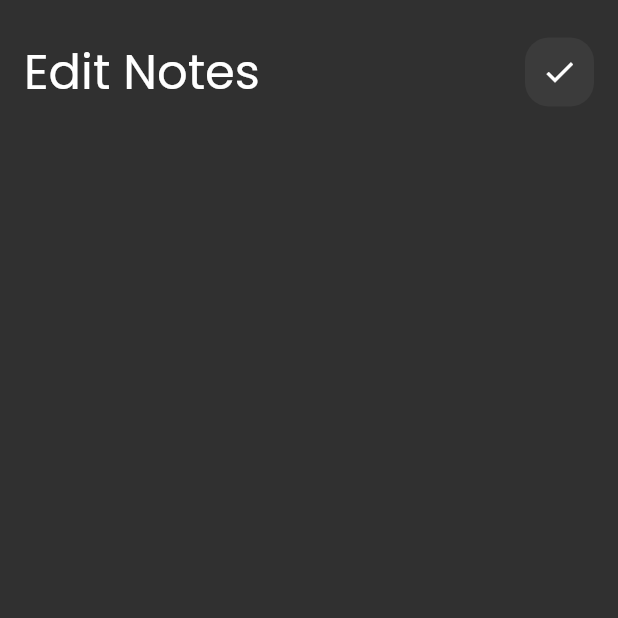
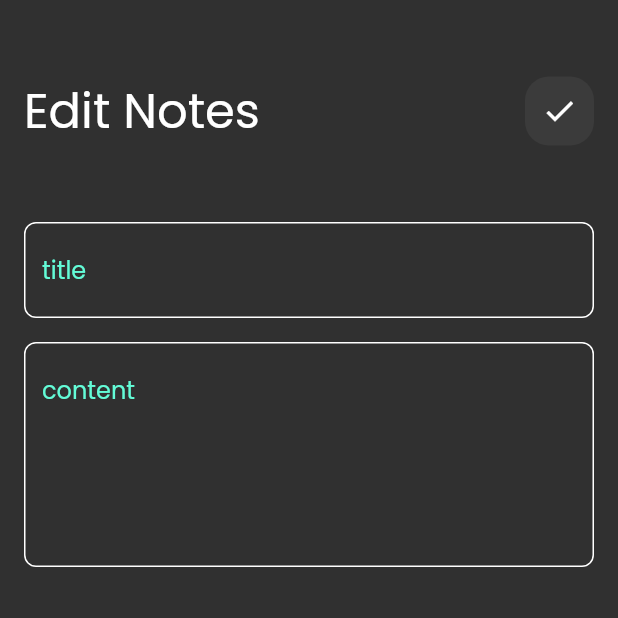
Before and after one commit to AbdallaSalah200/notes_app, a Flutter app: the EditNoteView screen opened directly, on a phone screen of 412 x 824 dp, the top half of it. Run offline on Flutter 3.47's test engine with Material 2 defaults, Android fonts, the phone set to English and light mode, and no system bars; our stand-ins replace font_awesome_flutter.

Commit message:
add CustomTextField to EditNoteViewBody

```diff
--- a/lib/views/edit_note_view.dart
+++ b/lib/views/edit_note_view.dart
@@ -7,7 +7,7 @@ class EditNoteView extends StatelessWidget {
   @override
   Widget build(BuildContext context) {
     return Scaffold(
-      body: EditNoteViewZBody(),
+      body: EditNoteViewBody(),
     );
   }
 }
--- a/lib/widgets/edit_note_view_body.dart
+++ b/lib/widgets/edit_note_view_body.dart
@@ -1,23 +1,32 @@
 import 'package:flutter/material.dart';
 import 'package:note_app/widgets/custom_app_bar.dart';
+import 'package:note_app/widgets/custom_text_field.dart';
 
-class EditNoteViewZBody extends StatelessWidget {
-  const EditNoteViewZBody({super.key});
+class EditNoteViewBody extends StatelessWidget {
+  const EditNoteViewBody({super.key});
 
   @override
   Widget build(BuildContext context) {
     return Padding(
       padding: const EdgeInsets.symmetric(horizontal: 16),
       child: Column(
-        children: [
+        children: const [
           SizedBox(
-            height: 24,
+            height: 50,
           ),
           CustomAppBar(
             title: 'Edit Notes ',
             icon: Icons.check,
 
-          )
+          ),
+           SizedBox(
+            height: 50,
+          ),
+          CustomTextField(hint: 'title'),
+           SizedBox(
+            height: 16,
+          ),
+          CustomTextField(hint: 'content',maxLines: 5,),
         ],
       ),
     );
```
